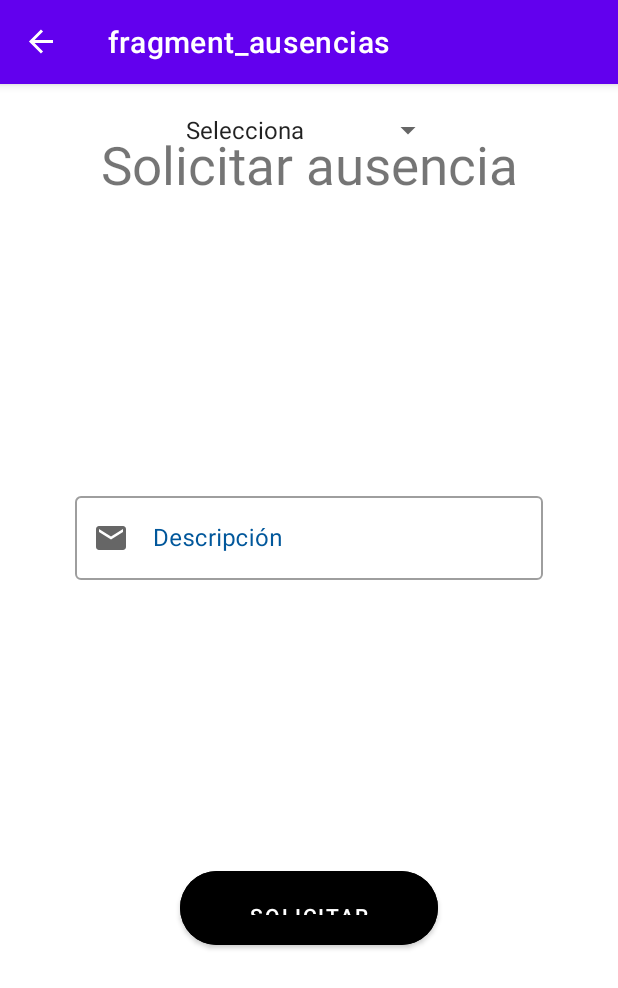
After one commit to P3r1c086/Andarivel, an Android app: the AusenciasFragment screen opened through its navigation route, on a phone screen of 412 x 824 dp. The commit adds this screen. Shown: the top 988 px of the screen. Run offline under Robolectric (Android 15) with nearby library versions, the phone set to English and light mode, and no system bars; our stand-ins replace Firebase (no records; nobody signed in at launch, a user with empty details on screens opened directly), navigation-ui.

Commit message:
Creado fragmento y layout ausencias e incluido en el grafo de navegacion

```diff
--- a/app/src/main/java/com/pedroaguilar/andarivel/ui/panelAdministrador/PanelAdministradorActivity.java
+++ b/app/src/main/java/com/pedroaguilar/andarivel/ui/panelAdministrador/PanelAdministradorActivity.java
@@ -39,14 +39,18 @@ public class PanelAdministradorActivity extends AppCompatActivity {
         NavHostFragment navHostFragment = (NavHostFragment) getSupportFragmentManager().findFragmentById(R.id.nav_host_fragment_content_nested);
         NavController navController = Objects.requireNonNull(navHostFragment).getNavController();
 
+        //Cuando cambie la navegación, gracias al listener, esta parte salta.
         navController.addOnDestinationChangedListener(new NavController.OnDestinationChangedListener() {
             @Override
             public void onDestinationChanged(@NonNull NavController navController, @NonNull NavDestination navDestination, @Nullable Bundle bundle) {
+                //Cuando navega siempre cierra el drawer
                 binding.drawerLayout.closeDrawers();
+                //se almacena el id de la ruta para actualizar el elemento del menu
                 int routeId = navController.getCurrentDestination().getId();
                 if (routeId == R.id.home_dest) binding.navView.getMenu().getItem(0).setChecked(true);
                 else if (routeId == R.id.gallery_dest) binding.navView.getMenu().getItem(1).setChecked(true);
                 else if (routeId == R.id.slideshow_dest) binding.navView.getMenu().getItem(2).setChecked(true);
+                else if (routeId == R.id.ausencias_dest) binding.navView.getMenu().getItem(3).setChecked(true);
             }
         });
 
--- /dev/null
+++ b/app/src/main/java/com/pedroaguilar/andarivel/ui/panelAdministrador/ausencias/AusenciasFragment.java
@@ -0,0 +1,34 @@
+package com.pedroaguilar.andarivel.ui.panelAdministrador.ausencias;
+
+import android.os.Bundle;
+import android.view.LayoutInflater;
+import android.view.View;
+import android.view.ViewGroup;
+
+import androidx.fragment.app.Fragment;
+
+import com.pedroaguilar.andarivel.databinding.FragmentAusenciasBinding;
+
+public class AusenciasFragment extends Fragment {
+    private FragmentAusenciasBinding binding;
+
+    public AusenciasFragment() {
+        // Required empty public constructor
+    }
+
+
+    @Override
+    public View onCreateView(LayoutInflater inflater, ViewGroup container,
+                             Bundle savedInstanceState) {
+        // Inflate the layout for this fragment
+
+        binding = FragmentAusenciasBinding.inflate(inflater, container, false);
+        return binding.getRoot();
+    }
+
+
+    @Override
+    public void onViewCreated(View view, Bundle savedInstanceState) {
+        super.onViewCreated(view, savedInstanceState);
+    }
+}
--- /dev/null
+++ b/app/src/main/res/layout/fragment_ausencias.xml
@@ -0,0 +1,81 @@
+<?xml version="1.0" encoding="utf-8"?>
+<androidx.constraintlayout.widget.ConstraintLayout xmlns:android="http://schemas.android.com/apk/res/android"
+    xmlns:app="http://schemas.android.com/apk/res-auto"
+    xmlns:tools="http://schemas.android.com/tools"
+    android:id="@+id/constraintLayout2"
+    android:layout_width="match_parent"
+    android:layout_height="match_parent"
+    tools:context=".ui.panelAdministrador.ausencias.AusenciasFragment">
+
+    <TextView
+        android:id="@+id/tvTitulo"
+        android:layout_width="0dp"
+        android:layout_height="0dp"
+        android:text="@string/solicitar_ausencia"
+        android:textAlignment="center"
+        android:textSize="35sp"
+        android:layout_marginTop="30dp"
+        app:layout_constraintHeight_percent="0.08"
+        app:layout_constraintBottom_toTopOf="spMotivoAusencia"
+        app:layout_constraintEnd_toEndOf="parent"
+        app:layout_constraintStart_toStartOf="parent"
+        app:layout_constraintTop_toTopOf="parent" />
+    <Spinner
+        android:id="@+id/spMotivoAusencia"
+        android:layout_width="wrap_content"
+        android:layout_height="0dp"
+        android:entries="@array/ausencias"
+        android:minHeight="30dp"
+        android:textAlignment="center"
+        app:layout_constraintHeight_percent="0.08"
+        app:layout_constraintBottom_toTopOf="tiDescripcion"
+        app:layout_constraintEnd_toEndOf="parent"
+        app:layout_constraintStart_toStartOf="parent"
+        app:layout_constraintTop_toBottomOf="tvTitulo"/>
+
+    <com.google.android.material.textfield.TextInputLayout
+        android:id="@+id/tiDescripcion"
+        android:layout_width="0dp"
+        android:layout_height="0dp"
+        android:textAlignment="center"
+        android:textColorHint="#01579B"
+        android:textSize="20sp"
+        android:textStyle="bold"
+        android:gravity="center"
+        android:layout_marginTop="20dp"
+        android:layout_marginHorizontal="50dp"
+        android:hint="@string/descripci_n"
+        style="@style/Widget.MaterialComponents.TextInputLayout.OutlinedBox"
+        app:startIconDrawable="@drawable/ic_email"
+        app:layout_constraintHeight_percent="0.08"
+        app:layout_constraintBottom_toTopOf="@+id/btSolicitar"
+        app:layout_constraintEnd_toEndOf="parent"
+        app:layout_constraintStart_toStartOf="parent"
+        app:layout_constraintTop_toBottomOf="@+id/spMotivoAusencia">
+
+        <com.google.android.material.textfield.TextInputEditText
+            android:id="@+id/etDescripcion"
+            android:layout_width="match_parent"
+            android:layout_height="wrap_content"
+            android:inputType="textEmailAddress"
+            android:textColorHint="#757575" />
+
+    </com.google.android.material.textfield.TextInputLayout>
+
+    <Button
+        android:id="@+id/btSolicitar"
+        android:layout_width="0dp"
+        android:layout_height="0dp"
+        android:backgroundTint="#000000"
+        android:padding="20dp"
+        android:gravity="center"
+        android:layout_marginHorizontal="120dp"
+        app:cornerRadius='30sp'
+        android:text="@string/solicitar"
+        app:layout_constraintHeight_percent="0.08"
+        app:layout_constraintBottom_toBottomOf="parent"
+        app:layout_constraintEnd_toEndOf="parent"
+        app:layout_constraintStart_toStartOf="parent"
+        app:layout_constraintTop_toBottomOf="@+id/tiDescripcion" />
+
+</androidx.constraintlayout.widget.ConstraintLayout>
--- a/app/src/main/res/menu/panel_administrador_drawer.xml
+++ b/app/src/main/res/menu/panel_administrador_drawer.xml
@@ -16,5 +16,9 @@
             android:id="@+id/slideshow_dest"
             android:icon="@drawable/ic_baseline_account_box_24"
             android:title="@string/perfil" />
+        <item
+            android:id="@+id/ausencias_dest"
+            android:icon="@drawable/ic_baseline_account_box_24"
+            android:title="@string/ausencia" />
     </group>
 </menu>
--- a/app/src/main/res/navigation/mobile_navigation_nested.xml
+++ b/app/src/main/res/navigation/mobile_navigation_nested.xml
@@ -37,4 +37,9 @@
         android:name="com.pedroaguilar.andarivel.ui.panelAdministrador.PanelAdministradorActivity"
         android:label="PanelAdministradorActivity"
         tools:layout="@layout/activity_panel_administrador"/>
+    <fragment
+        android:id="@+id/ausencias_dest"
+        android:name="com.pedroaguilar.andarivel.ui.panelAdministrador.ausencias.AusenciasFragment"
+        android:label="fragment_ausencias"
+        tools:layout="@layout/fragment_ausencias" />
 </navigation>
```
